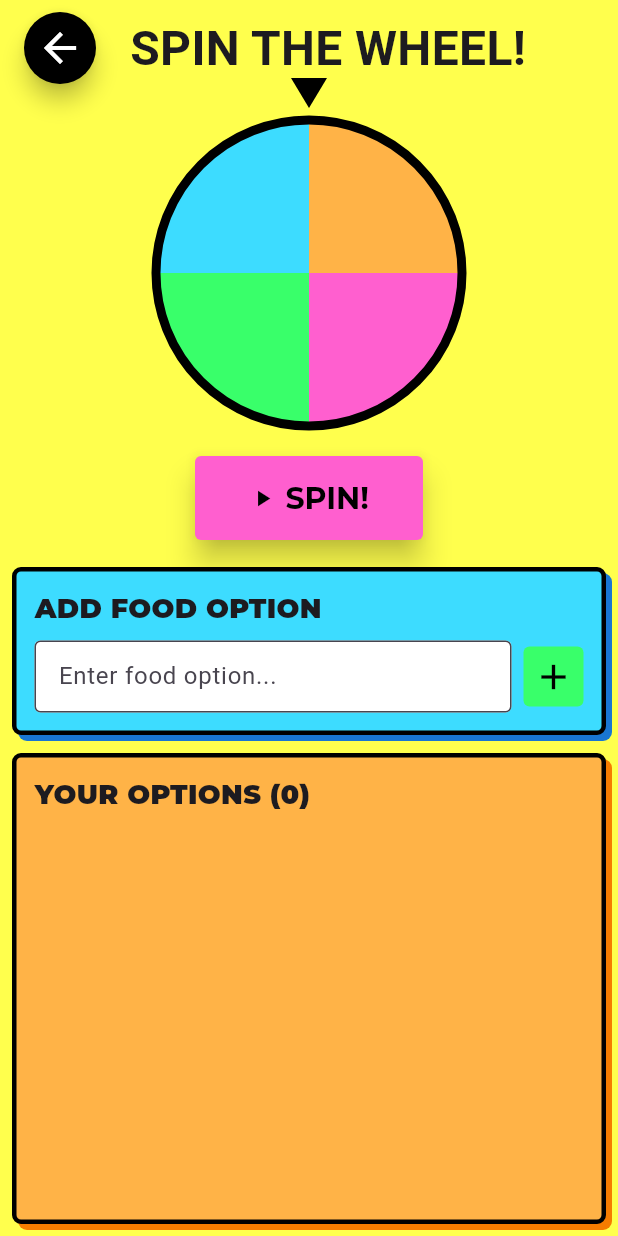
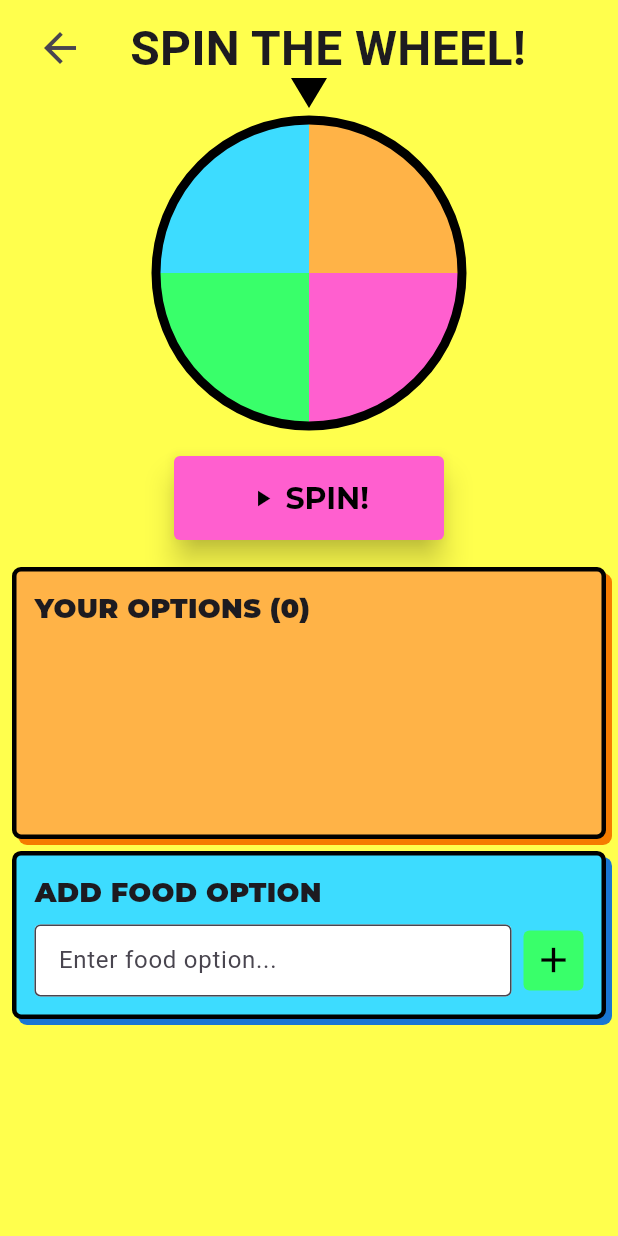
Before and after one commit to CodeWithSomesh/WhatToEat, a Flutter app: the screen it shows after launch, after a tap on "START SPINNING →", on a phone screen of 412 x 824 dp. Run offline on Flutter 3.47's test engine with Material 3 defaults, Android fonts, the phone set to English and light mode, and no system bars; our stand-ins replace audioplayers, confetti, google_fonts.

Commit message:
Completed the Final Design of Manual Wheel Page

```diff
--- a/lib/screens/manual_spin_screen.dart
+++ b/lib/screens/manual_spin_screen.dart
@@ -3,6 +3,8 @@ import 'package:provider/provider.dart';
 import 'package:google_fonts/google_fonts.dart';
 import '../providers/options_provider.dart';
 import 'dart:math';
+import 'package:confetti/confetti.dart';
+import 'package:audioplayers/audioplayers.dart';
 
 class ManualSpinScreen extends StatefulWidget {
   const ManualSpinScreen({Key? key}) : super(key: key);
@@ -18,6 +20,9 @@ class _ManualSpinScreenState extends State<ManualSpinScreen>
   late Animation<double> _animation;
   int? _selectedIndex;
   bool _isSpinning = false;
+  String? _lastResult;
+  late ConfettiController _confettiController;
+  final AudioPlayer _audioPlayer = AudioPlayer();
 
   @override
   void initState() {
@@ -29,16 +34,19 @@ class _ManualSpinScreenState extends State<ManualSpinScreen>
     _animation = Tween<double>(begin: 0, end: 1).animate(
       CurvedAnimation(parent: _animationController, curve: Curves.easeOutQuart),
     );
+    _confettiController = ConfettiController(duration: const Duration(seconds: 2));
   }
 
   @override
   void dispose() {
     _controller.dispose();
     _animationController.dispose();
+    _confettiController.dispose();
+    _audioPlayer.dispose();
     super.dispose();
   }
 
-  void _spinWheel(List<String> options) async {
+  Future<void> _spinWheel(List<String> options) async {
     if (options.isEmpty || _isSpinning) return;
     setState(() => _isSpinning = true);
     final random = Random();
@@ -49,30 +57,17 @@ class _ManualSpinScreenState extends State<ManualSpinScreen>
     _animation = Tween<double>(begin: 0, end: targetAngle).animate(
       CurvedAnimation(parent: _animationController, curve: Curves.easeOutQuart),
     );
+    // Play spinning sound
+    await _audioPlayer.play(AssetSource('sounds/spin.mp3'));
     await _animationController.forward(from: 0);
+    await _audioPlayer.stop();
     setState(() {
       _selectedIndex = selected;
+      _lastResult = options[selected];
       _isSpinning = false;
     });
-    await Future.delayed(const Duration(milliseconds: 400));
-    if (!mounted) return;
-    showDialog(
-      context: context,
-      builder: (_) => AlertDialog(
-        title: const Text('Result'),
-        content: Text(
-          options[selected],
-          style: GoogleFonts.luckiestGuy(fontSize: 28),
-          textAlign: TextAlign.center,
-        ),
-        actions: [
-          TextButton(
-            onPressed: () => Navigator.of(context).pop(),
-            child: const Text('OK'),
-          ),
-        ],
-      ),
-    );
+    // Show confetti
+    _confettiController.play();
   }
 
   @override
@@ -81,7 +76,12 @@ class _ManualSpinScreenState extends State<ManualSpinScreen>
     return Scaffold(
       backgroundColor: const Color(0xFFFFFF4D),
       body: SafeArea(
+        child: Stack(
+          children: [
+            SingleChildScrollView(
+              padding: const EdgeInsets.only(bottom: 16),
               child: Column(
+                crossAxisAlignment: CrossAxisAlignment.stretch,
                 children: [
                   Padding(
                     padding: const EdgeInsets.symmetric(horizontal: 16.0, vertical: 8),
@@ -90,12 +90,6 @@ class _ManualSpinScreenState extends State<ManualSpinScreen>
                         IconButton(
                           icon: const Icon(Icons.arrow_back, size: 32),
                           onPressed: () => Navigator.of(context).pop(),
-                    style: ButtonStyle(
-                      backgroundColor: MaterialStateProperty.all(Colors.black),
-                      foregroundColor: MaterialStateProperty.all(Colors.white),
-                      elevation: MaterialStateProperty.all(6),
-                      shadowColor: MaterialStateProperty.all(Colors.black),
-                    ),
                         ),
                         const Spacer(),
                         Text(
@@ -110,7 +104,8 @@ class _ManualSpinScreenState extends State<ManualSpinScreen>
                     ),
                   ),
                   const SizedBox(height: 8),
-            AnimatedBuilder(
+                  Center(
+                    child: AnimatedBuilder(
                       animation: _animation,
                       builder: (context, child) {
                         return CustomPaint(
@@ -125,8 +120,12 @@ class _ManualSpinScreenState extends State<ManualSpinScreen>
                         );
                       },
                     ),
+                  ),
                   const SizedBox(height: 12),
-            ElevatedButton.icon(
+                  Center(
+                    child: SizedBox(
+                      width: 180,
+                      child: ElevatedButton.icon(
                         icon: const Icon(Icons.play_arrow),
                         label: Text('SPIN!', style: GoogleFonts.montserrat(fontWeight: FontWeight.bold)),
                         style: ElevatedButton.styleFrom(
@@ -142,7 +141,107 @@ class _ManualSpinScreenState extends State<ManualSpinScreen>
                         ),
                         onPressed: _isSpinning ? null : () => _spinWheel(options),
                       ),
+                    ),
+                  ),
                   const SizedBox(height: 18),
+                  if (_lastResult != null)
+                    Padding(
+                      padding: const EdgeInsets.only(bottom: 12.0),
+                      child: Transform.rotate(
+                        angle: -0.05,
+                        child: Container(
+                          padding: const EdgeInsets.symmetric(vertical: 18, horizontal: 24),
+                          decoration: BoxDecoration(
+                            color: const Color(0xFF39FF6A),
+                            borderRadius: BorderRadius.circular(8),
+                            border: Border.all(color: Colors.black, width: 3),
+                            boxShadow: [
+                              BoxShadow(
+                                color: Colors.green.shade700.withOpacity(0.3),
+                                offset: const Offset(4, 4),
+                                blurRadius: 0,
+                              ),
+                            ],
+                          ),
+                          child: Column(
+                            children: [
+                              Text(
+                                "YOU'RE EATING:",
+                                style: GoogleFonts.montserrat(
+                                  fontWeight: FontWeight.w900,
+                                  fontSize: 20,
+                                ),
+                              ),
+                              Text(
+                                _lastResult!,
+                                style: GoogleFonts.luckiestGuy(
+                                  fontSize: 32,
+                                  fontWeight: FontWeight.bold,
+                                ),
+                              ),
+                            ],
+                          ),
+                        ),
+                      ),
+                    ),
+                  Padding(
+                    padding: const EdgeInsets.symmetric(horizontal: 8.0),
+                    child: ConstrainedBox(
+                      constraints: BoxConstraints(
+                        minHeight: MediaQuery.of(context).size.height * 0.22,
+                      ),
+                      child: Container(
+                        decoration: BoxDecoration(
+                          color: const Color(0xFFFFB347),
+                          borderRadius: BorderRadius.circular(6),
+                          border: Border.all(color: Colors.black, width: 3),
+                          boxShadow: [
+                            BoxShadow(
+                              color: Colors.orange.shade700,
+                              offset: const Offset(4, 4),
+                              blurRadius: 0,
+                            ),
+                          ],
+                        ),
+                        padding: const EdgeInsets.all(12),
+                        child: Column(
+                          crossAxisAlignment: CrossAxisAlignment.start,
+                          children: [
+                            Text('YOUR OPTIONS (${options.length})',
+                                style: GoogleFonts.montserrat(
+                                  fontWeight: FontWeight.w900,
+                                  fontSize: 18,
+                                )),
+                            const SizedBox(height: 8),
+                            ListView.builder(
+                              shrinkWrap: true,
+                              physics: const NeverScrollableScrollPhysics(),
+                              itemCount: options.length,
+                              itemBuilder: (context, idx) => Padding(
+                                padding: const EdgeInsets.only(bottom: 8.0),
+                                child: Container(
+                                  decoration: BoxDecoration(
+                                    color: Colors.white,
+                                    border: Border.all(color: Colors.black, width: 2),
+                                    borderRadius: BorderRadius.circular(4),
+                                  ),
+                                  child: ListTile(
+                                    title: Text(options[idx],
+                                        style: GoogleFonts.montserrat(fontWeight: FontWeight.w600)),
+                                    trailing: IconButton(
+                                      icon: const Icon(Icons.delete, color: Color(0xFFFF5FCF)),
+                                      onPressed: () => context.read<OptionsProvider>().removeOption(idx),
+                                    ),
+                                  ),
+                                ),
+                              ),
+                            ),
+                          ],
+                        ),
+                      ),
+                    ),
+                  ),
+                  const SizedBox(height: 8),
                   Padding(
                     padding: const EdgeInsets.symmetric(horizontal: 8.0),
                     child: Container(
@@ -206,62 +305,22 @@ class _ManualSpinScreenState extends State<ManualSpinScreen>
                       ),
                     ),
                   ),
-            const SizedBox(height: 12),
-            Expanded(
-              child: Padding(
-                padding: const EdgeInsets.symmetric(horizontal: 8.0),
-                child: Container(
-                  decoration: BoxDecoration(
-                    color: const Color(0xFFFFB347),
-                    borderRadius: BorderRadius.circular(6),
-                    border: Border.all(color: Colors.black, width: 3),
-                    boxShadow: [
-                      BoxShadow(
-                        color: Colors.orange.shade700,
-                        offset: const Offset(4, 4),
-                        blurRadius: 0,
-                      ),
-                    ],
-                  ),
-                  padding: const EdgeInsets.all(12),
-                  child: Column(
-                    crossAxisAlignment: CrossAxisAlignment.start,
-                    children: [
-                      Text('YOUR OPTIONS (${options.length})',
-                          style: GoogleFonts.montserrat(
-                            fontWeight: FontWeight.w900,
-                            fontSize: 18,
-                          )),
-                      const SizedBox(height: 8),
-                      Expanded(
-                        child: ListView.builder(
-                          itemCount: options.length,
-                          itemBuilder: (context, idx) => Padding(
-                            padding: const EdgeInsets.only(bottom: 8.0),
-                            child: Container(
-                              decoration: BoxDecoration(
-                                color: Colors.white,
-                                border: Border.all(color: Colors.black, width: 2),
-                                borderRadius: BorderRadius.circular(4),
-                              ),
-                              child: ListTile(
-                                title: Text(options[idx],
-                                    style: GoogleFonts.montserrat(fontWeight: FontWeight.w600)),
-                                trailing: IconButton(
-                                  icon: const Icon(Icons.delete, color: Color(0xFFFF5FCF)),
-                                  onPressed: () => context.read<OptionsProvider>().removeOption(idx),
-                                ),
-                              ),
-                            ),
-                          ),
-                        ),
-                      ),
                 ],
               ),
             ),
+            Align(
+              alignment: Alignment.topCenter,
+              child: ConfettiWidget(
+                confettiController: _confettiController,
+                blastDirectionality: BlastDirectionality.explosive,
+                shouldLoop: false,
+                maxBlastForce: 20,
+                minBlastForce: 8,
+                emissionFrequency: 0.08,
+                numberOfParticles: 30,
+                gravity: 0.3,
               ),
             ),
-            const SizedBox(height: 8),
           ],
         ),
       ),
@@ -310,6 +369,40 @@ class _WheelPainter extends CustomPainter {
         true,
         paint,
       );
+      // Draw option text
+      if (options.isNotEmpty) {
+        final textPainter = TextPainter(
+          text: TextSpan(
+            text: options[i],
+            style: GoogleFonts.montserrat(
+              fontSize: 14,
+              fontWeight: FontWeight.bold,
+              color: Colors.black,
+            ),
+          ),
+          textAlign: TextAlign.center,
+          textDirection: TextDirection.ltr,
+        );
+        textPainter.layout(
+          minWidth: 0,
+          maxWidth: radius * 1.2,
+        );
+        final textAngle = start + anglePer / 2;
+        final textRadius = radius * 0.65;
+        final textOffset = Offset(
+          center.dx + textRadius * cos(textAngle) - textPainter.width / 2,
+          center.dy + textRadius * sin(textAngle) - textPainter.height / 2,
+        );
+        canvas.save();
+        canvas.translate(
+          center.dx + textRadius * cos(textAngle),
+          center.dy + textRadius * sin(textAngle),
+        );
+        canvas.rotate(textAngle + pi / 2);
+        canvas.translate(-textPainter.width / 2, -textPainter.height / 2);
+        textPainter.paint(canvas, Offset.zero);
+        canvas.restore();
+      }
       start += anglePer;
     }
     // Draw border
```
Lines whose indentation alone changed are shown as unchanged.
